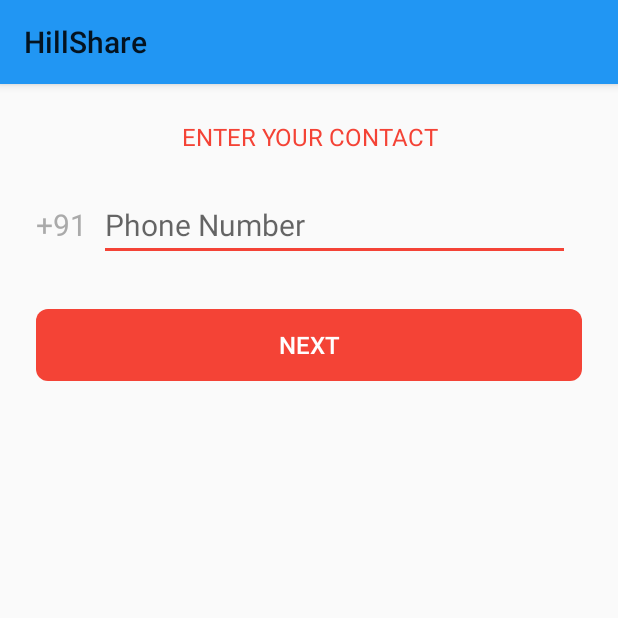
After one commit to D-Hallock223/RiderApp, an Android app: the PhoneNumberActivity screen opened directly, with no data from a screen before it, on a phone screen of 412 x 824 dp, the top half of it. The commit adds this screen. Run offline under Robolectric (Android 15) with nearby library versions, the phone set to English and light mode, and no system bars.

Commit message:
made some changes to code

```diff
--- /dev/null
+++ b/app/src/main/java/com/example/xhaxs/rider/Activity/PhoneNumberActivity.java
@@ -0,0 +1,78 @@
+package com.example.xhaxs.rider.Activity;
+
+import android.content.Intent;
+import android.support.v7.app.AppCompatActivity;
+import android.os.Bundle;
+import android.text.Editable;
+import android.text.TextUtils;
+import android.text.TextWatcher;
+import android.view.View;
+import android.widget.Button;
+import android.widget.EditText;
+import android.widget.TextView;
+
+import com.example.xhaxs.rider.R;
+
+public class PhoneNumberActivity extends AppCompatActivity {
+
+    private TextView mCountryCode;
+    private EditText mPhoneNumber;
+
+    private String countryCodeFinal;
+    private String phoneNumberFinal;
+
+    private String phonenumber;
+
+    private Button mSendOTPButton;
+
+    @Override
+    protected void onCreate(Bundle savedInstanceState) {
+        super.onCreate(savedInstanceState);
+        setContentView(R.layout.activity_phone_number);
+
+        mCountryCode = findViewById(R.id.et_sumit_profile_country_code);
+        countryCodeFinal = mCountryCode.getText().toString();
+        mPhoneNumber = findViewById(R.id.et_sumit_profile_phone);
+        mSendOTPButton = findViewById(R.id.b_apn_send_otp);
+
+        mPhoneNumber.addTextChangedListener(new TextWatcher() {
+            @Override
+            public void beforeTextChanged(CharSequence s, int start, int count, int after) {
+
+            }
+
+            @Override
+            public void onTextChanged(CharSequence s, int start, int before, int count) {
+                String value = s.toString();
+                if (TextUtils.isEmpty(value) == false && value.length() == 10) {
+                    phoneNumberFinal = value;
+                } else {
+                    mPhoneNumber.setError("Enter valid number");
+                    mPhoneNumber.requestFocus();
+                    phoneNumberFinal = null;
+                    return;
+                }
+            }
+
+            @Override
+            public void afterTextChanged(Editable s) {
+
+            }
+        });
+
+        mSendOTPButton.setOnClickListener(new View.OnClickListener() {
+            @Override
+            public void onClick(View v) {
+                if(!TextUtils.isEmpty(phoneNumberFinal)
+                        && !TextUtils.isEmpty(countryCodeFinal)){
+                    phonenumber = countryCodeFinal + phoneNumberFinal;
+                    Intent intent = new Intent(PhoneNumberActivity.this, OTPActivity.class);
+                    intent.putExtra("phoneNumberFinal", phoneNumberFinal);
+                    intent.putExtra("countryCodeFinal", countryCodeFinal);
+                    startActivity(intent);
+                    finish();
+                }
+            }
+        });
+    }
+}
--- a/app/src/main/java/com/example/xhaxs/rider/Activity/SearchRideActivity.java
+++ b/app/src/main/java/com/example/xhaxs/rider/Activity/SearchRideActivity.java
@@ -89,6 +89,7 @@
 
         mCurrentUser = LogHandle.checkLogin(FirebaseAuth.getInstance(), this);
         LogHandle.checkDetailsAdded(mCurrentUser, this);
+
 
 
         mBottomNavigationView = findViewById(R.id.bn_bottom_nav);
--- /dev/null
+++ b/app/src/main/res/layout/activity_phone_number.xml
@@ -0,0 +1,71 @@
+<?xml version="1.0" encoding="utf-8"?>
+<LinearLayout xmlns:android="http://schemas.android.com/apk/res/android"
+    xmlns:app="http://schemas.android.com/apk/res-auto"
+    xmlns:tools="http://schemas.android.com/tools"
+    android:layout_width="match_parent"
+    android:layout_height="match_parent"
+    tools:context=".Activity.PhoneNumberActivity"
+    android:orientation="vertical">
+
+    <TextView
+        android:layout_width="match_parent"
+        android:layout_height="wrap_content"
+        android:text="Enter your Contact"
+        android:gravity="center"
+        android:paddingVertical="24dp"
+        android:textAllCaps="true"
+        android:textSize="16dp"
+        android:textColor="@color/colorAccent"/>
+
+    <LinearLayout
+        android:layout_width="match_parent"
+        android:layout_height="match_parent"
+        android:orientation="vertical"
+        >
+
+        <LinearLayout
+            android:layout_width="match_parent"
+            android:layout_height="wrap_content"
+            android:layout_marginHorizontal="24dp"
+            android:layout_marginBottom="24dp"
+            android:orientation="horizontal"
+            android:layout_gravity="top">
+
+            <TextView
+                android:id="@+id/et_sumit_profile_country_code"
+                android:layout_width="wrap_content"
+                android:layout_height="match_parent"
+                android:gravity="center"
+                android:text="+91"
+                android:textColor="@android:color/darker_gray"
+                android:textSize="20sp"
+                />
+
+            <EditText
+                android:id="@+id/et_sumit_profile_phone"
+                android:layout_width="match_parent"
+                android:layout_height="wrap_content"
+                android:layout_marginHorizontal="8dp"
+                android:hint="Phone Number"
+                android:inputType="phone"
+                android:maxLength="10"
+                android:textSize="20sp" />
+
+        </LinearLayout>
+
+        <Button
+            android:layout_width="match_parent"
+            android:layout_height="wrap_content"
+            android:text="Next"
+            android:id="@+id/b_apn_send_otp"
+            android:background="@drawable/next_button_paint"
+            android:backgroundTint="@color/colorAccent"
+            android:textColor="@color/white"
+            android:textSize="16sp"
+            android:layout_marginVertical="8dp"
+            android:layout_marginHorizontal="24dp"
+            />
+
+    </LinearLayout>
+
+</LinearLayout>
```
Also changed, not shown: app/src/main/AndroidManifest.xml (+13 -11 lines), app/src/main/java/com/example/xhaxs/rider/Activity/MainActivity.java (+3 -9 lines), app/src/main/java/com/example/xhaxs/rider/Activity/OTPActivity.java (+40 -6 lines), app/src/main/java/com/example/xhaxs/rider/Activity/ProfileDetailsActivity.java (+73 -66 lines), app/src/main/java/com/example/xhaxs/rider/AppUtils.java (+8 -0 lines), app/src/main/java/com/example/xhaxs/rider/LogHandle.java (+17 -0 lines), app/src/main/res/layout/activity_otp.xml (+8 -3 lines), app/src/main/res/layout/activity_profile_details.xml (+0 -26 lines).
